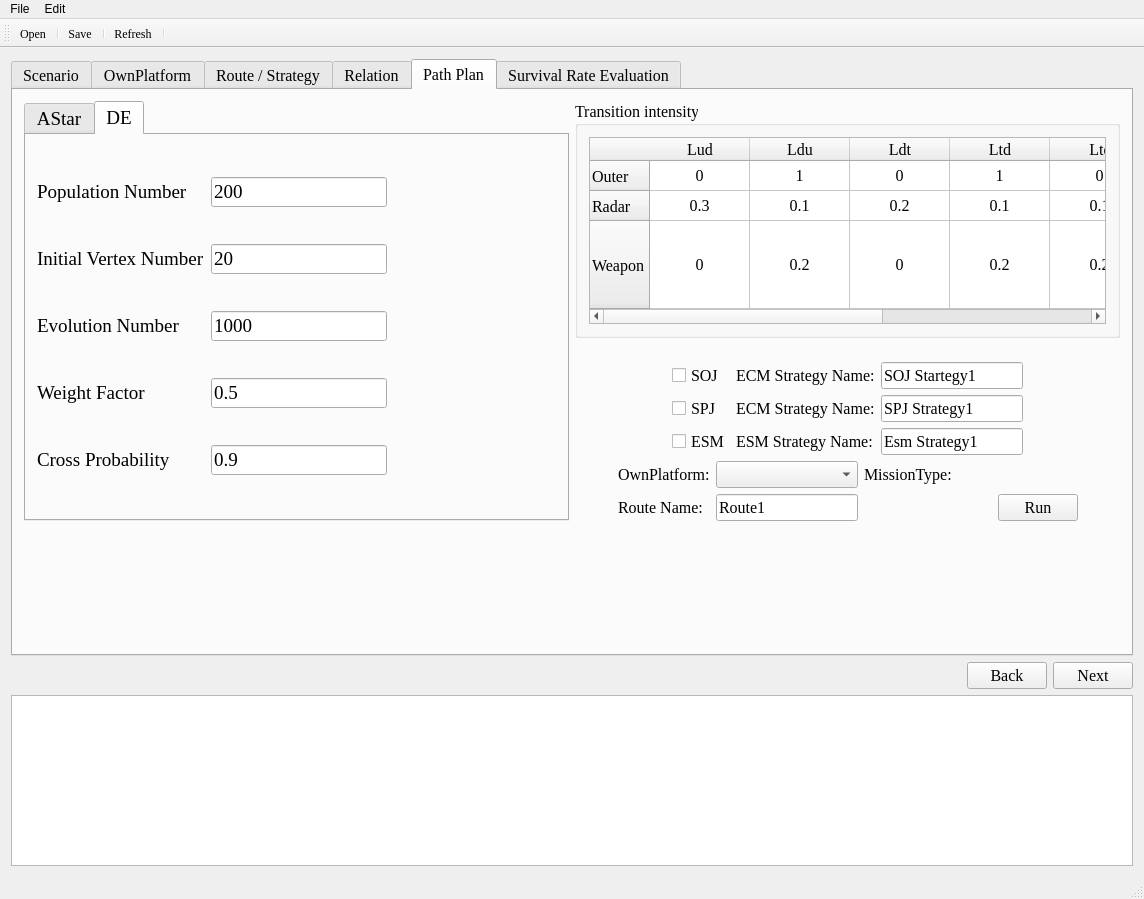
This is PathPlanGui/MainWindow.ui in louie17/PathPlanning as Qt 5 draws it before an edit. The edited form follows.
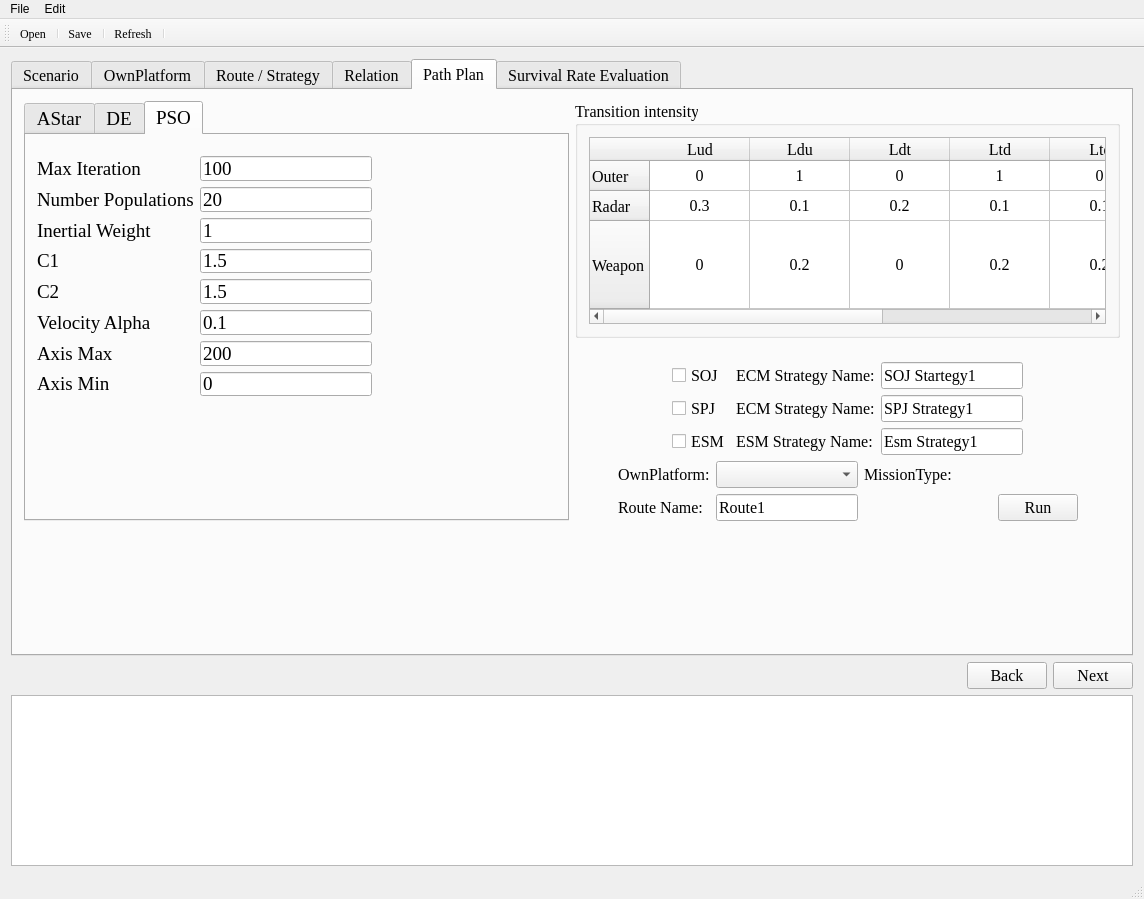
This is the edited form. Custom widgets are drawn as their Qt base class.

Diff of the .ui file:
```diff
--- a/PathPlanGui/MainWindow.ui
+++ b/PathPlanGui/MainWindow.ui
@@ -2707,7 +2707,7 @@
                <string>&lt;html&gt;&lt;head/&gt;&lt;body&gt;&lt;p&gt;&lt;br/&gt;&lt;/p&gt;&lt;/body&gt;&lt;/html&gt;</string>
               </property>
               <property name="currentIndex">
-               <number>1</number>
+               <number>2</number>
               </property>
               <widget class="QWidget" name="tab_12">
                <attribute name="title">
@@ -2953,6 +2953,152 @@
                 </item>
                </layout>
               </widget>
+              <widget class="QWidget" name="tab_4">
+               <attribute name="title">
+                <string>PSO</string>
+               </attribute>
+               <widget class="QWidget" name="">
+                <property name="geometry">
+                 <rect>
+                  <x>0</x>
+                  <y>10</y>
+                  <width>521</width>
+                  <height>262</height>
+                 </rect>
+                </property>
+                <layout class="QHBoxLayout" name="horizontalLayout_31">
+                 <item>
+                  <layout class="QGridLayout" name="gridLayout_6">
+                   <item row="0" column="0">
+                    <widget class="QLabel" name="label_32">
+                     <property name="text">
+                      <string>Max Iteration</string>
+                     </property>
+                    </widget>
+                   </item>
+                   <item row="0" column="1">
+                    <widget class="QLineEdit" name="lineEdit_Popnum_2">
+                     <property name="text">
+                      <string>100</string>
+                     </property>
+                    </widget>
+                   </item>
+                   <item row="1" column="0">
+                    <widget class="QLabel" name="label_19">
+                     <property name="text">
+                      <string>Number Populations</string>
+                     </property>
+                    </widget>
+                   </item>
+                   <item row="1" column="1">
+                    <widget class="QLineEdit" name="lineEdit_IniVnum_2">
+                     <property name="text">
+                      <string>20</string>
+                     </property>
+                    </widget>
+                   </item>
+                   <item row="2" column="0">
+                    <widget class="QLabel" name="label_16">
+                     <property name="text">
+                      <string>Inertial Weight</string>
+                     </property>
+                    </widget>
+                   </item>
+                   <item row="2" column="1">
+                    <widget class="QLineEdit" name="lineEdit_ENum_2">
+                     <property name="text">
+                      <string>1</string>
+                     </property>
+                    </widget>
+                   </item>
+                   <item row="3" column="0">
+                    <widget class="QLabel" name="label_14">
+                     <property name="text">
+                      <string>C1</string>
+                     </property>
+                    </widget>
+                   </item>
+                   <item row="3" column="1">
+                    <widget class="QLineEdit" name="lineEdit_WF_2">
+                     <property name="text">
+                      <string>1.5</string>
+                     </property>
+                    </widget>
+                   </item>
+                   <item row="4" column="0">
+                    <widget class="QLabel" name="label_15">
+                     <property name="text">
+                      <string>C2</string>
+                     </property>
+                    </widget>
+                   </item>
+                   <item row="4" column="1">
+                    <widget class="QLineEdit" name="lineEdit_CP_2">
+                     <property name="text">
+                      <string>1.5</string>
+                     </property>
+                    </widget>
+                   </item>
+                   <item row="5" column="0">
+                    <widget class="QLabel" name="label_30">
+                     <property name="text">
+                      <string>Velocity Alpha</string>
+                     </property>
+                    </widget>
+                   </item>
+                   <item row="5" column="1">
+                    <widget class="QLineEdit" name="lineEdit_CP_3">
+                     <property name="text">
+                      <string>0.1</string>
+                     </property>
+                    </widget>
+                   </item>
+                   <item row="6" column="0">
+                    <widget class="QLabel" name="label_17">
+                     <property name="text">
+                      <string>Axis Max</string>
+                     </property>
+                    </widget>
+                   </item>
+                   <item row="6" column="1">
+                    <widget class="QLineEdit" name="lineEdit_CP_4">
+                     <property name="text">
+                      <string>200</string>
+                     </property>
+                    </widget>
+                   </item>
+                   <item row="7" column="0">
+                    <widget class="QLabel" name="label_33">
+                     <property name="text">
+                      <string>Axis Min</string>
+                     </property>
+                    </widget>
+                   </item>
+                   <item row="7" column="1">
+                    <widget class="QLineEdit" name="lineEdit_CP_5">
+                     <property name="text">
+                      <string>0</string>
+                     </property>
+                    </widget>
+                   </item>
+                  </layout>
+                 </item>
+                 <item>
+                  <spacer name="horizontalSpacer_27">
+                   <property name="orientation">
+                    <enum>Qt::Horizontal</enum>
+                   </property>
+                   <property name="sizeHint" stdset="0">
+                    <size>
+                     <width>168</width>
+                     <height>108</height>
+                    </size>
+                   </property>
+                  </spacer>
+                 </item>
+                </layout>
+               </widget>
+              </widget>
              </widget>
             </item>
             <item>
```
